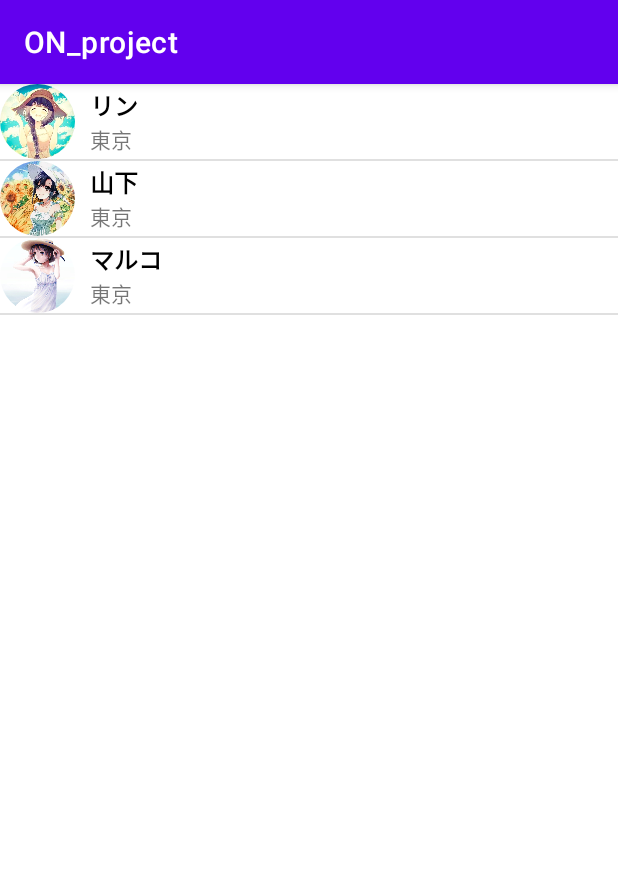
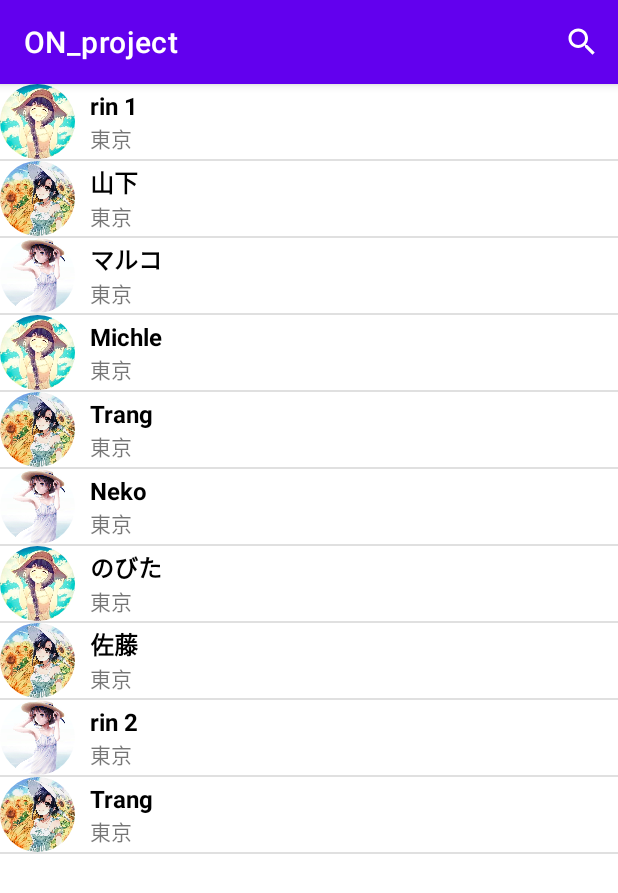
Before and after one commit to matsusaka-k/ON_prototype, an Android app: the screen it shows after launch (MainActivity), on a phone screen of 412 x 824 dp. Shown: the top 893 px of the screen. Run offline under Robolectric (Android 15) with nearby library versions, the phone set to English and light mode, and no system bars; our stand-ins replace CircleImageView.

```diff
--- a/ON_project/app/build.gradle
+++ b/ON_project/app/build.gradle
@@ -4,12 +4,12 @@ plugins {
 
 android {
     namespace 'jp.ac.ecc.se.on_project'
-    compileSdk 32
+    compileSdk 33
 
     defaultConfig {
         applicationId "jp.ac.ecc.se.on_project"
         minSdk 23
-        targetSdk 32
+        targetSdk 33
         versionCode 1
         versionName "1.0"
 
@@ -36,4 +36,6 @@ dependencies {
     testImplementation 'junit:junit:4.13.2'
     androidTestImplementation 'androidx.test.ext:junit:1.1.5'
     androidTestImplementation 'androidx.test.espresso:espresso-core:3.5.1'
+    implementation 'de.hdodenhof:circleimageview:3.1.0'
+    implementation "androidx.recyclerview:recyclerview:"
 }
--- a/ON_project/app/src/main/AndroidManifest.xml
+++ b/ON_project/app/src/main/AndroidManifest.xml
@@ -11,7 +11,7 @@
         android:roundIcon="@mipmap/ic_launcher_round"
         android:supportsRtl="true"
         android:theme="@style/Theme.ON_project"
-        tools:targetApi="31">
+        tools:targetApi="33">
         <activity
             android:name=".MainActivity"
             android:exported="true">
--- a/ON_project/app/src/main/java/jp/ac/ecc/se/on_project/MainActivity.java
+++ b/ON_project/app/src/main/java/jp/ac/ecc/se/on_project/MainActivity.java
@@ -41,9 +41,17 @@ public class MainActivity extends AppCompatActivity {
 
     private List<User> getListUsers() {
         List<User> list = new ArrayList<>();
-        list.add(new User(R.drawable.img_1,"リン", "東京"));
+        list.add(new User(R.drawable.img_1,"rin 1", "東京"));
         list.add(new User(R.drawable.img_2,"山下", "東京"));
         list.add(new User(R.drawable.img_3,"マルコ", "東京"));
+        list.add(new User(R.drawable.img_1,"Michle", "東京"));
+        list.add(new User(R.drawable.img_2,"Trang", "東京"));
+        list.add(new User(R.drawable.img_3,"Neko", "東京"));
+        list.add(new User(R.drawable.img_1,"のびた", "東京"));
+        list.add(new User(R.drawable.img_2,"佐藤", "東京"));
+        list.add(new User(R.drawable.img_3,"rin 2", "東京"));
+        list.add(new User(R.drawable.img_2,"Trang", "東京"));
+
 
         return list;
 
@@ -56,6 +64,19 @@ public class MainActivity extends AppCompatActivity {
         searchView= (SearchView) menu.findItem(R.id.action_search).getActionView();
         searchView.setSearchableInfo(searchManager.getSearchableInfo(getComponentName()));
         searchView.setMaxWidth(Integer.MAX_VALUE);
+        searchView.setOnQueryTextListener(new SearchView.OnQueryTextListener() {
+            @Override
+            public boolean onQueryTextSubmit(String query) {
+                userAdapter.getFilter().filter(query);
+                return false;
+            }
+
+            @Override
+            public boolean onQueryTextChange(String newText) {
+                userAdapter.getFilter().filter(newText);
+                return false;
+            }
+        });
         return true;
     }
 
--- /dev/null
+++ b/ON_project/app/src/main/res/menu/main_menu.xml
@@ -0,0 +1,13 @@
+<?xml version="1.0" encoding="utf-8"?>
+<menu xmlns:android="http://schemas.android.com/apk/res/android"
+    xmlns:app="http://schemas.android.com/apk/res-auto">
+
+
+
+    <item android:id="@+id/action_search"
+        android:title="@string/action_search"
+        android:icon="@drawable/ic_search"
+        app:showAsAction="always"
+        app:actionViewClass="androidx.appcompat.widget.SearchView"/>
+
+</menu>
--- a/ON_project/app/src/main/res/values/strings.xml
+++ b/ON_project/app/src/main/res/values/strings.xml
@@ -1,3 +1,4 @@
 <resources>
     <string name="app_name">ON_project</string>
+    <string name="action_search">Search</string>
 </resources>
```
Also changed, not shown: ON_project/app/src/main/java/jp/ac/ecc/se/on_project/UserAdapter.java (+39 -1 lines).
